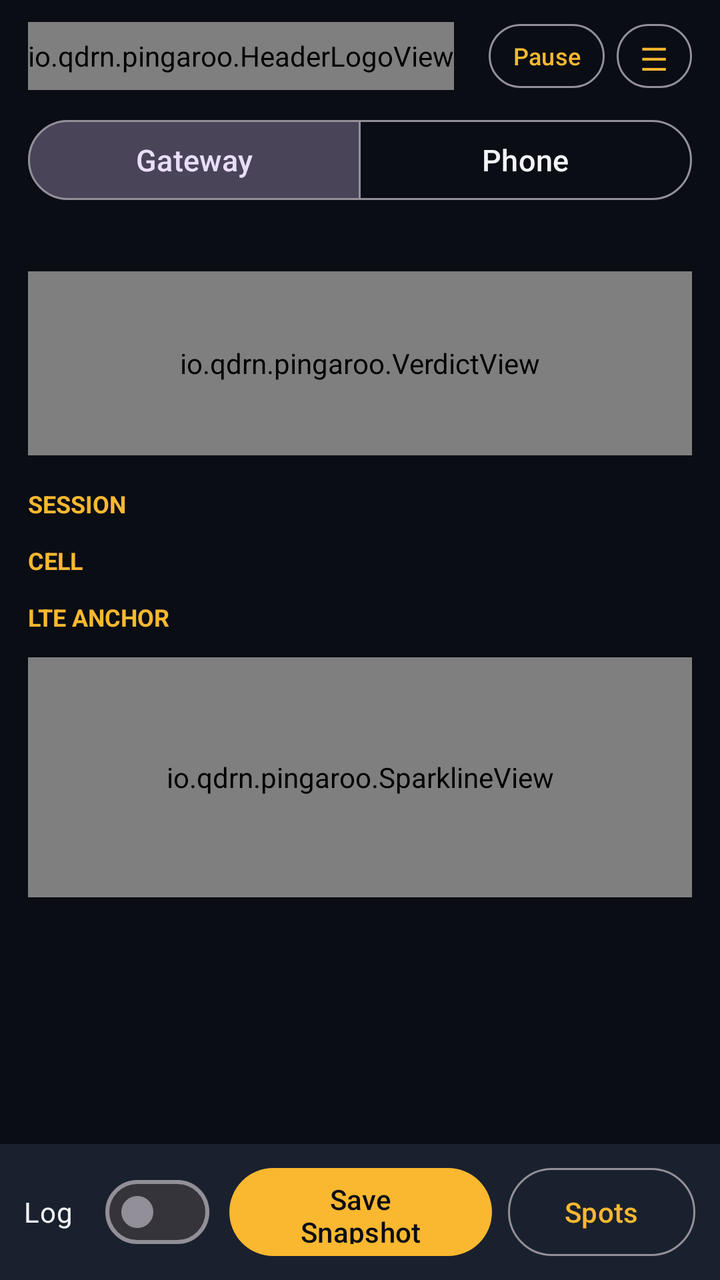
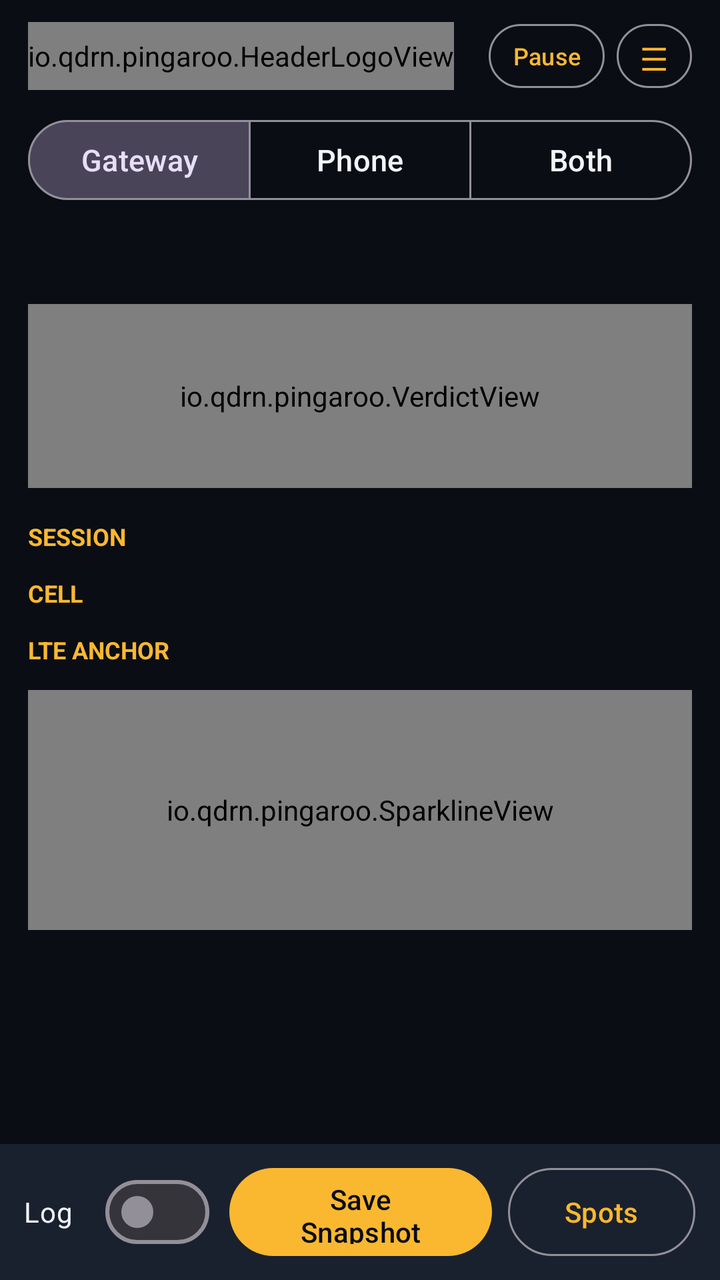

Compare the two renders of this Android layout. The source of the first and the diff that turns it into the second are given below.
<!-- AndroidManifest.xml: application theme Theme.Pingaroo -->
<!-- res/layout/activity_main.xml -->
<?xml version="1.0" encoding="utf-8"?>
<LinearLayout xmlns:android="http://schemas.android.com/apk/res/android"
    xmlns:app="http://schemas.android.com/apk/res-auto"
    android:layout_width="match_parent"
    android:layout_height="match_parent"
    android:background="@color/bg"
    android:orientation="vertical">

    <ScrollView
        android:layout_width="match_parent"
        android:layout_height="0dp"
        android:layout_weight="1"
        android:fillViewport="true">

        <LinearLayout
            android:layout_width="match_parent"
            android:layout_height="wrap_content"
            android:orientation="vertical"
            android:paddingStart="14dp"
            android:paddingTop="8dp"
            android:paddingEnd="14dp"
            android:paddingBottom="8dp">

            
            <LinearLayout
                android:layout_width="match_parent"
                android:layout_height="wrap_content"
                android:gravity="center_vertical"
                android:orientation="horizontal">

                <io.qdrn.pingaroo.HeaderLogoView
                    android:id="@+id/logo"
                    android:layout_width="wrap_content"
                    android:layout_height="34dp" />

                <TextView
                    android:id="@+id/clock"
                    android:layout_width="0dp"
                    android:layout_height="wrap_content"
                    android:layout_weight="1"
                    android:gravity="end"
                    android:textColor="@color/muted"
                    android:textSize="13sp" />

                <com.google.android.material.button.MaterialButton
                    android:id="@+id/pauseBtn"
                    style="?attr/materialButtonOutlinedStyle"
                    android:layout_width="wrap_content"
                    android:layout_height="40dp"
                    android:layout_marginStart="8dp"
                    android:minWidth="0dp"
                    android:paddingStart="12dp"
                    android:paddingEnd="12dp"
                    android:text="Pause"
                    android:textSize="12sp" />

                <com.google.android.material.button.MaterialButton
                    android:id="@+id/menuBtn"
                    style="?attr/materialButtonOutlinedStyle"
                    android:layout_width="wrap_content"
                    android:layout_height="40dp"
                    android:layout_marginStart="6dp"
                    android:minWidth="0dp"
                    android:paddingStart="12dp"
                    android:paddingEnd="12dp"
                    android:text="☰"
                    android:textSize="16sp" />
            </LinearLayout>

            <TextView
                android:id="@+id/updateBanner"
                android:layout_width="match_parent"
                android:layout_height="wrap_content"
                android:layout_marginTop="8dp"
                android:background="@color/panel"
                android:padding="10dp"
                android:textColor="@color/amber"
                android:textSize="14sp"
                android:visibility="gone" />

            <com.google.android.material.button.MaterialButtonToggleGroup
                android:id="@+id/sourceGroup"
                android:layout_width="match_parent"
                android:layout_height="wrap_content"
                android:layout_marginTop="8dp"
                app:checkedButton="@id/btnGateway"
                app:selectionRequired="true"
                app:singleSelection="true">

                <com.google.android.material.button.MaterialButton
                    android:id="@+id/btnGateway"
                    style="?attr/materialButtonOutlinedStyle"
                    android:layout_width="0dp"
                    android:layout_height="48dp"
                    android:layout_weight="1"
                    android:text="@string/source_gateway"
                    android:textSize="15sp" />

                <com.google.android.material.button.MaterialButton
                    android:id="@+id/btnPhone"
                    style="?attr/materialButtonOutlinedStyle"
                    android:layout_width="0dp"
                    android:layout_height="48dp"
                    android:layout_weight="1"
                    android:text="@string/source_phone"
                    android:textSize="15sp" />
            </com.google.android.material.button.MaterialButtonToggleGroup>

            
            <LinearLayout
                android:layout_width="match_parent"
                android:layout_height="wrap_content"
                android:layout_marginTop="6dp"
                android:orientation="horizontal">

                <TextView
                    android:id="@+id/contextLine"
                    android:layout_width="0dp"
                    android:layout_height="wrap_content"
                    android:layout_weight="1"
                    android:textColor="@color/muted"
                    android:textSize="13sp" />

                <TextView
                    android:id="@+id/freshness"
                    android:layout_width="wrap_content"
                    android:layout_height="wrap_content"
                    android:textColor="@color/muted"
                    android:textSize="13sp" />
            </LinearLayout>

            <io.qdrn.pingaroo.VerdictView
                android:id="@+id/verdict"
                android:layout_width="match_parent"
                android:layout_height="92dp"
                android:layout_marginTop="8dp" />

            <LinearLayout
                android:id="@+id/tilesSignal"
                android:layout_width="match_parent"
                android:layout_height="wrap_content"
                android:layout_marginTop="4dp"
                android:orientation="vertical" />

            <TextView
                android:id="@+id/sectionStats"
                android:layout_width="match_parent"
                android:layout_height="wrap_content"
                android:layout_marginTop="12dp"
                android:text="SESSION"
                android:textColor="@color/amber"
                android:textSize="12sp"
                android:textStyle="bold" />

            <LinearLayout
                android:id="@+id/tilesStats"
                android:layout_width="match_parent"
                android:layout_height="wrap_content"
                android:orientation="vertical" />

            <TextView
                android:id="@+id/sectionCell"
                android:layout_width="match_parent"
                android:layout_height="wrap_content"
                android:layout_marginTop="12dp"
                android:text="CELL"
                android:textColor="@color/amber"
                android:textSize="12sp"
                android:textStyle="bold" />

            <LinearLayout
                android:id="@+id/tilesCell"
                android:layout_width="match_parent"
                android:layout_height="wrap_content"
                android:orientation="vertical" />

            <TextView
                android:id="@+id/sectionLte"
                android:layout_width="match_parent"
                android:layout_height="wrap_content"
                android:layout_marginTop="12dp"
                android:text="LTE ANCHOR"
                android:textColor="@color/amber"
                android:textSize="12sp"
                android:textStyle="bold" />

            <LinearLayout
                android:id="@+id/tilesLte"
                android:layout_width="match_parent"
                android:layout_height="wrap_content"
                android:orientation="vertical" />

            <io.qdrn.pingaroo.SparklineView
                android:id="@+id/spark"
                android:layout_width="match_parent"
                android:layout_height="120dp"
                android:layout_marginTop="12dp" />

            <TextView
                android:id="@+id/status"
                android:layout_width="match_parent"
                android:layout_height="wrap_content"
                android:layout_marginTop="8dp"
                android:textColor="@color/muted"
                android:textSize="12sp" />

            <TextView
                android:id="@+id/footer"
                android:layout_width="match_parent"
                android:layout_height="wrap_content"
                android:layout_marginTop="10dp"
                android:gravity="center"
                android:padding="8dp"
                android:textColor="@color/muted"
                android:textSize="12sp" />
        </LinearLayout>
    </ScrollView>

    
    <LinearLayout
        android:layout_width="match_parent"
        android:layout_height="wrap_content"
        android:background="@color/panel"
        android:gravity="center_vertical"
        android:orientation="horizontal"
        android:paddingStart="12dp"
        android:paddingTop="8dp"
        android:paddingEnd="12dp"
        android:paddingBottom="8dp">

        <com.google.android.material.materialswitch.MaterialSwitch
            android:id="@+id/logSwitch"
            android:layout_width="wrap_content"
            android:layout_height="wrap_content"
            android:layout_marginEnd="10dp"
            android:text="Log"
            android:textColor="@color/text"
            android:textSize="14sp" />

        <com.google.android.material.button.MaterialButton
            android:id="@+id/snapshotBtn"
            android:layout_width="0dp"
            android:layout_height="52dp"
            android:layout_marginEnd="8dp"
            android:layout_weight="1.4"
            android:text="@string/snapshot" />

        <com.google.android.material.button.MaterialButton
            android:id="@+id/spotsBtn"
            style="?attr/materialButtonOutlinedStyle"
            android:layout_width="0dp"
            android:layout_height="52dp"
            android:layout_weight="1"
            android:text="Spots" />
    </LinearLayout>
</LinearLayout>
<!-- resources referenced by this layout -->
<resources>
  <color name="amber">#FAB830</color>
  <color name="bg">#0A0D14</color>
  <color name="muted">#969EAC</color>
  <color name="panel">#1A212E</color>
  <color name="text">#F2F4F8</color>
  <string name="snapshot">Save Snapshot</string>
  <string name="source_gateway">Gateway</string>
  <string name="source_phone">Phone</string>
  <style name="Theme.Pingaroo" parent="Theme.Material3.Dark.NoActionBar">
          <item name="android:windowBackground">@color/bg</item>
          <item name="colorPrimary">@color/amber</item>
          <item name="colorOnPrimary">@color/bg</item>
          <item name="colorSecondary">@color/blue</item>
          <item name="colorSurface">@color/panel</item>
          <item name="colorOnSurface">@color/text</item>
          <item name="android:statusBarColor">@color/bg</item>
          <item name="android:navigationBarColor">@color/bg</item>
      </style>
  <color name="blue">#5CA0FA</color>
</resources>

<!-- the commit's change to res/layout/activity_main.xml (unified diff, before → after) -->
@@ -33,14 +33,10 @@
                     android:layout_width="wrap_content"
                     android:layout_height="34dp" />
 
-                <TextView
-                    android:id="@+id/clock"
-                    android:layout_width="0dp"
-                    android:layout_height="wrap_content"
-                    android:layout_weight="1"
-                    android:gravity="end"
-                    android:textColor="@color/muted"
-                    android:textSize="13sp" />
+                <View
+                    android:layout_width="0dp"
+                    android:layout_height="1dp"
+                    android:layout_weight="1" />
 
                 <com.google.android.material.button.MaterialButton
                     android:id="@+id/pauseBtn"
@@ -104,6 +100,15 @@
                     android:layout_weight="1"
                     android:text="@string/source_phone"
                     android:textSize="15sp" />
+
+                <com.google.android.material.button.MaterialButton
+                    android:id="@+id/btnBoth"
+                    style="?attr/materialButtonOutlinedStyle"
+                    android:layout_width="0dp"
+                    android:layout_height="48dp"
+                    android:layout_weight="1"
+                    android:text="Both"
+                    android:textSize="15sp" />
             </com.google.android.material.button.MaterialButtonToggleGroup>
 
             
@@ -125,22 +130,79 @@
                     android:id="@+id/freshness"
                     android:layout_width="wrap_content"
                     android:layout_height="wrap_content"
+                    android:maxLines="1"
                     android:textColor="@color/muted"
                     android:textSize="13sp" />
             </LinearLayout>
 
+            <TextView
+                android:id="@+id/clock"
+                android:layout_width="match_parent"
+                android:layout_height="wrap_content"
+                android:gravity="end"
+                android:maxLines="1"
+                android:textColor="@color/muted"
+                android:textSize="12sp" />
+
             <io.qdrn.pingaroo.VerdictView
                 android:id="@+id/verdict"
                 android:layout_width="match_parent"
                 android:layout_height="92dp"
                 android:layout_marginTop="8dp" />
 
+            <TextView
+                android:id="@+id/sectionSignal"
+                android:layout_width="match_parent"
+                android:layout_height="wrap_content"
+                android:layout_marginTop="10dp"
+                android:text="GATEWAY"
+                android:textColor="@color/amber"
+                android:textSize="12sp"
+                android:textStyle="bold"
+                android:visibility="gone" />
+
             <LinearLayout
                 android:id="@+id/tilesSignal"
                 android:layout_width="match_parent"
                 android:layout_height="wrap_content"
                 android:layout_marginTop="4dp"
                 android:orientation="vertical" />
+
+            <TextView
+                android:id="@+id/sectionSignal2"
+                android:layout_width="match_parent"
+                android:layout_height="wrap_content"
+                android:layout_marginTop="10dp"
+                android:text="PHONE"
+                android:textColor="@color/amber"
+                android:textSize="12sp"
+                android:textStyle="bold"
+                android:visibility="gone" />
+
+            <LinearLayout
+                android:id="@+id/tilesSignal2"
+                android:layout_width="match_parent"
+                android:layout_height="wrap_content"
+                android:orientation="vertical"
+                android:visibility="gone" />
+
+            <TextView
+                android:id="@+id/sectionCompare"
+                android:layout_width="match_parent"
+                android:layout_height="wrap_content"
+                android:layout_marginTop="10dp"
+                android:text="PHONE vs GATEWAY"
+                android:textColor="@color/amber"
+                android:textSize="12sp"
+                android:textStyle="bold"
+                android:visibility="gone" />
+
+            <LinearLayout
+                android:id="@+id/tilesCompare"
+                android:layout_width="match_parent"
+                android:layout_height="wrap_content"
+                android:orientation="vertical"
+                android:visibility="gone" />
 
             <TextView
                 android:id="@+id/sectionStats"
